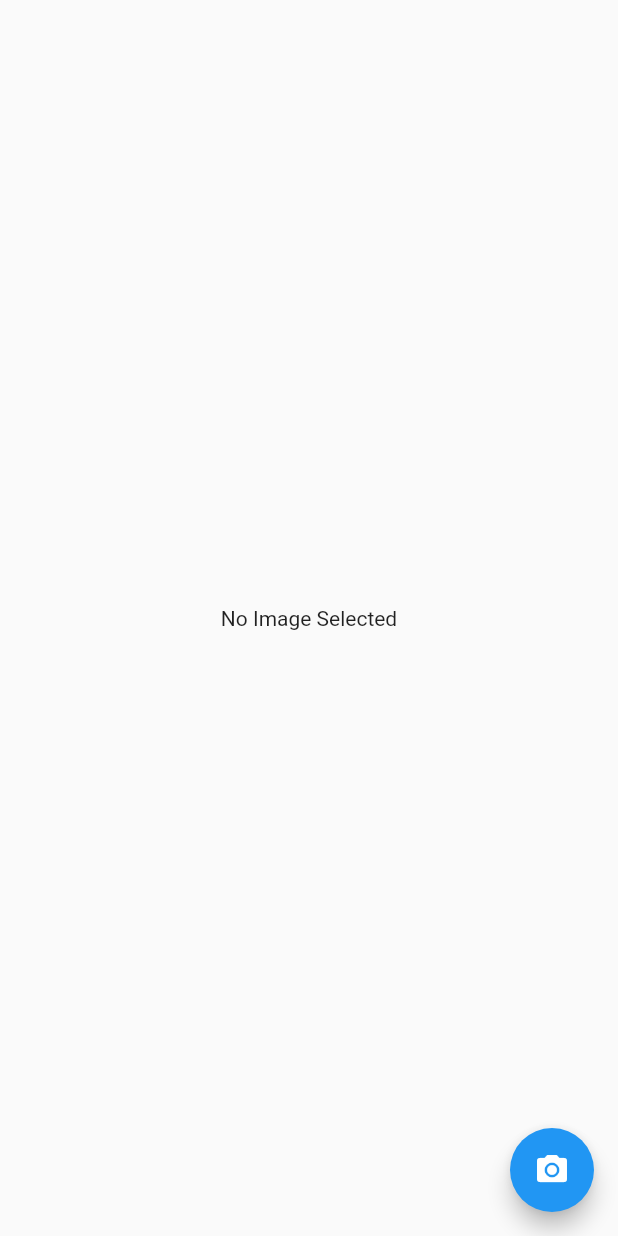
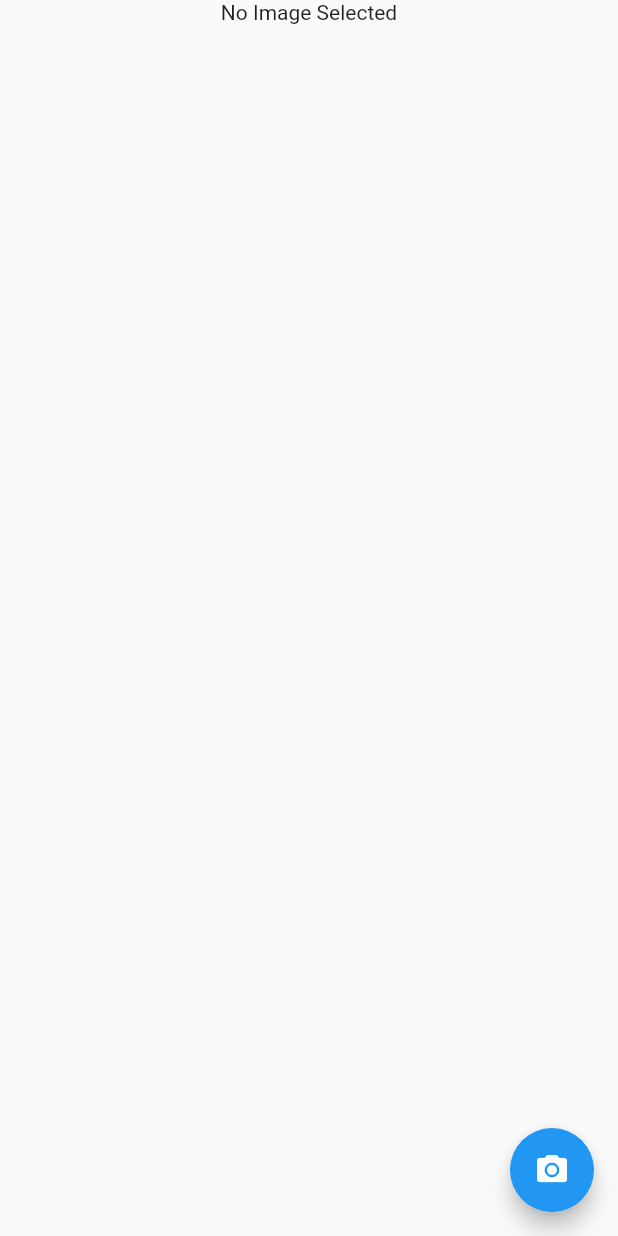
Before and after one commit to Cooldude4973/MiniProject, a Flutter app: the CameraPage screen opened directly, on a phone screen of 412 x 824 dp. Run offline on Flutter 3.47's test engine with Material 2 defaults, Android fonts, the phone set to English and light mode, and no system bars; our stand-ins replace image_picker, riverpod.

Commit message:
18-09-2023

```diff
--- a/lib/Pages/CameraPage.dart
+++ b/lib/Pages/CameraPage.dart
@@ -24,10 +24,14 @@ class _CameraPageState extends State<CameraPage> {
   @override
   Widget build(BuildContext context) {
     return Scaffold(
-      body: Center(
-        child: _image == null
-            ? const Text("No Image Selected")
-            : Image.file(_image!),
+      body: Column(
+        children: [
+          Center(
+            child: _image == null
+                ? const Text("No Image Selected")
+                : Image.file(_image!),
+          ),
+        ],
       ),
       floatingActionButton: FloatingActionButton(
         onPressed: () {
```
